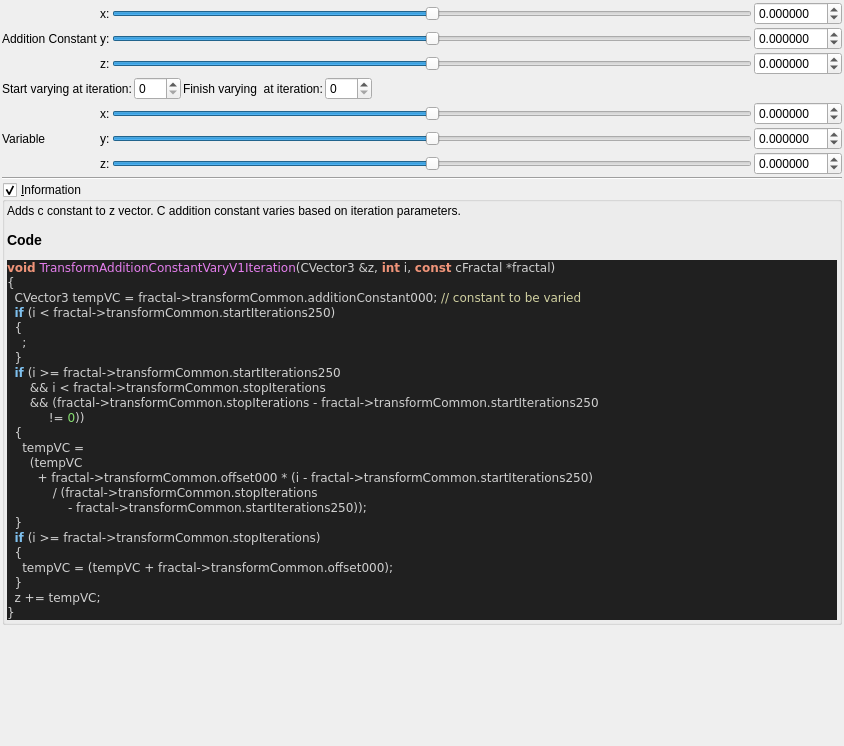
Before: the Qt Designer form mandelbulber2/qt_data/fractal_transf_addition_constant_varyV1.ui in buddhi1980/mandelbulber2, drawn with Qt 5.
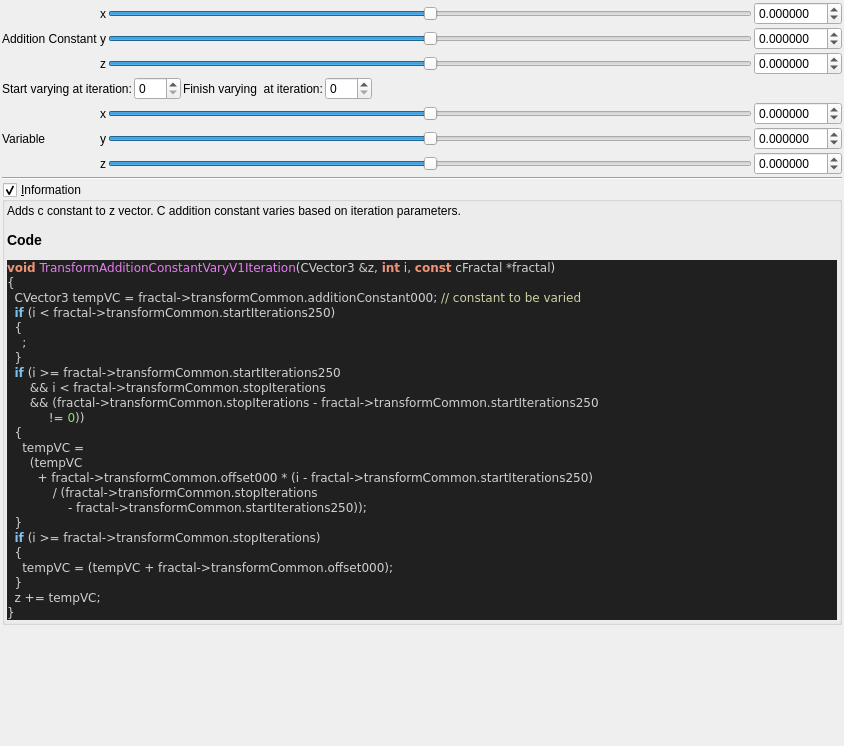
After: the same form once the commit is applied. Custom widgets are drawn as their Qt base class.

```diff
--- a/mandelbulber2/qt_data/fractal_transf_addition_constant_varyV1.ui
+++ b/mandelbulber2/qt_data/fractal_transf_addition_constant_varyV1.ui
@@ -37,7 +37,7 @@
      <item row="4" column="1">
       <widget class="QLabel" name="label_167">
        <property name="text">
-        <string>x:</string>
+        <string notr="true">x</string>
        </property>
       </widget>
      </item>
@@ -66,7 +66,7 @@
      <item row="6" column="1">
       <widget class="QLabel" name="label_161">
        <property name="text">
-        <string>z:</string>
+        <string notr="true">z</string>
        </property>
       </widget>
      </item>
@@ -151,7 +151,7 @@
      <item row="1" column="1">
       <widget class="QLabel" name="label_162">
        <property name="text">
-        <string>y:</string>
+        <string notr="true">y</string>
        </property>
       </widget>
      </item>
@@ -180,7 +180,7 @@
      <item row="0" column="1">
       <widget class="QLabel" name="label_160">
        <property name="text">
-        <string>x:</string>
+        <string notr="true">x</string>
        </property>
       </widget>
      </item>
@@ -259,7 +259,7 @@
      <item row="2" column="1">
       <widget class="QLabel" name="label_163">
        <property name="text">
-        <string>z:</string>
+        <string notr="true">z</string>
        </property>
       </widget>
      </item>
@@ -379,7 +379,7 @@
      <item row="5" column="1">
       <widget class="QLabel" name="label_165">
        <property name="text">
-        <string>y:</string>
+        <string notr="true">y</string>
        </property>
       </widget>
      </item>
```
